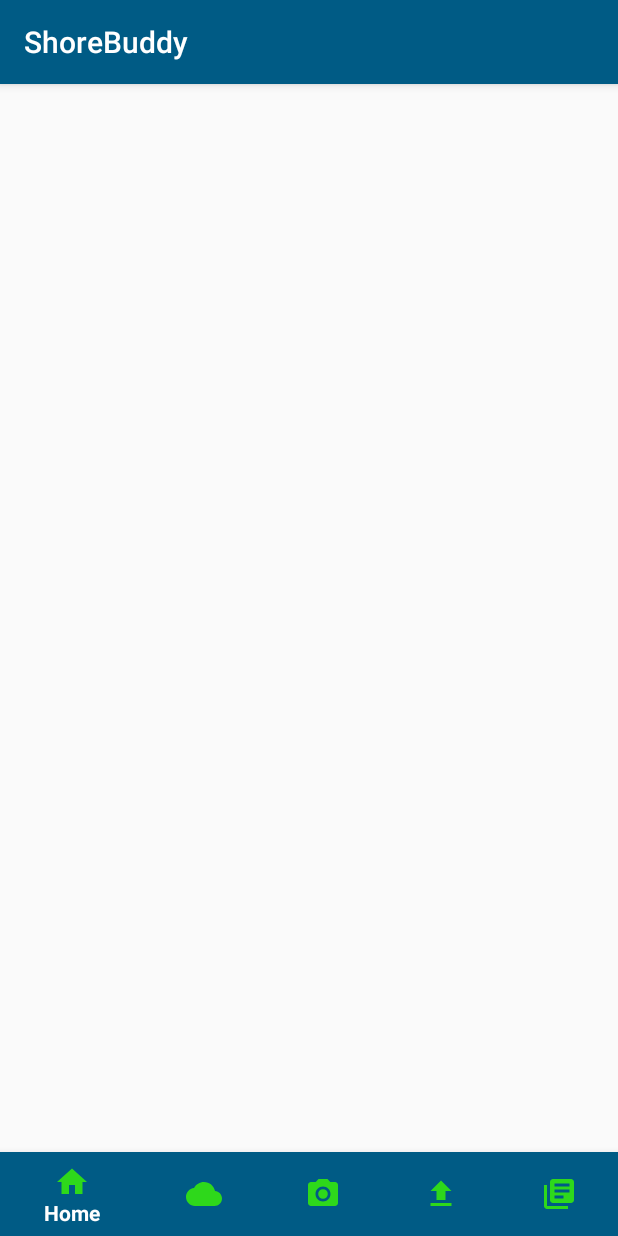
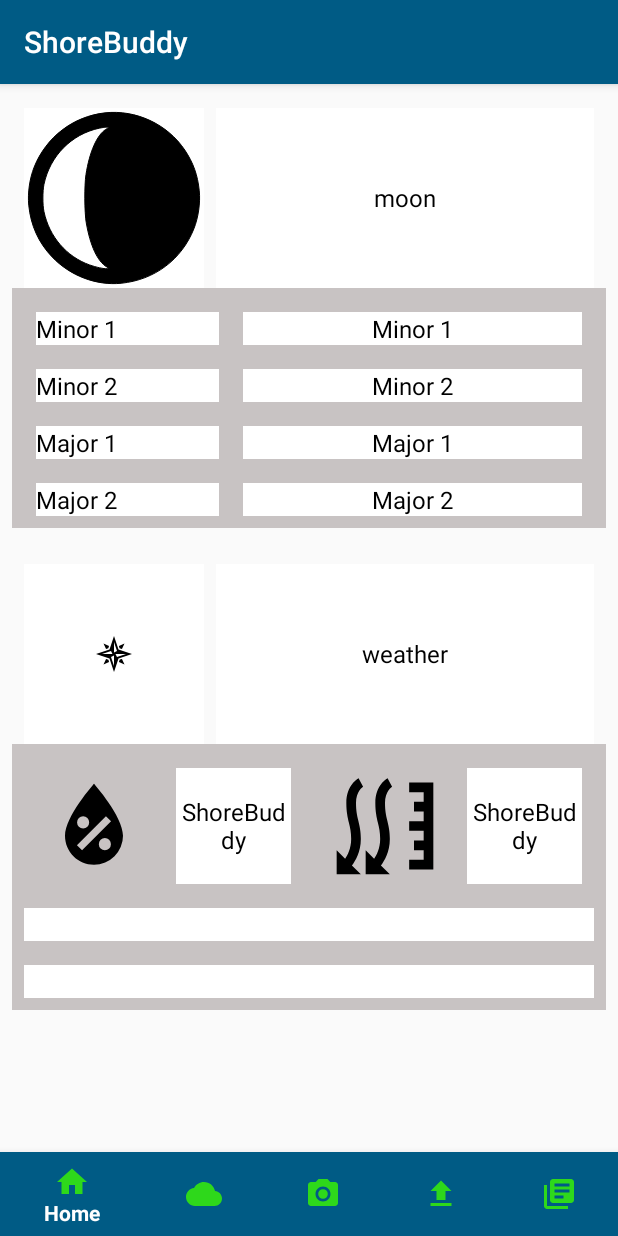
Before and after one commit to true-soria/ShoreBuddy, an Android app: the HomepageView screen opened through its navigation route, on a phone screen of 412 x 824 dp. Run offline under Robolectric (Android 15) with nearby library versions, the phone set to English and light mode, and no system bars; our stand-ins replace Room's generated code, Volley, navigation-ui.

Commit message:
Homepage fixed. Still needs data tho.

```diff
--- a/app/src/main/java/com/example/shorebuddy/adapters/HomepageAdapter.java
+++ b/app/src/main/java/com/example/shorebuddy/adapters/HomepageAdapter.java
@@ -14,7 +14,6 @@ import androidx.recyclerview.widget.RecyclerView;
 
 import com.example.shorebuddy.R;
 
-import java.lang.reflect.Array;
 import java.util.List;
 
 public class HomepageAdapter extends RecyclerView.Adapter<HomepageAdapter.HomeViewHolder> {
@@ -22,12 +21,14 @@ public class HomepageAdapter extends RecyclerView.Adapter<HomepageAdapter.HomeVi
         ImageButton icon;
         TextView title;
         ConstraintLayout widget;
+        ViewGroup parent;
 
         public HomeViewHolder(View itemView) {
             super(itemView);
             icon = itemView.findViewById(R.id.list_icon);
             title = itemView.findViewById(R.id.list_title);
             widget = itemView.findViewById(R.id.generic_widget);
+            parent = itemView.findViewById(R.id.module_layout);
         }
     }
 
@@ -54,7 +55,7 @@ public class HomepageAdapter extends RecyclerView.Adapter<HomepageAdapter.HomeVi
     public void onBindViewHolder(@NonNull HomeViewHolder holder, int position) {
         holder.icon.setImageDrawable(icons.get(position));
         holder.title.setText(titles.get(position));
-        holder.widget.addView(widgets.get(position));
+        holder.widget.addView(widgets.get(position), ViewGroup.LayoutParams.MATCH_PARENT, ViewGroup.LayoutParams.WRAP_CONTENT);
     }
 
     @Override
--- a/app/src/main/java/com/example/shorebuddy/views/homepage/HomepageView.java
+++ b/app/src/main/java/com/example/shorebuddy/views/homepage/HomepageView.java
@@ -53,7 +53,7 @@ public class HomepageView extends Fragment {
 
     private void initSolunarWidget(View rootView)
     {
-        SolunarWidget solunarWidget = rootView.findViewById(R.id.solunar_widget_layout);
+        SolunarWidget solunarWidget = new SolunarWidget(getContext());
         // TODO: add data somehow
         // solunarWidget.setData(Some solunar object);
         icons.add(solunarWidget.getIcon());
@@ -63,7 +63,7 @@ public class HomepageView extends Fragment {
 
     private void initWeatherWidget (View rootView)
     {
-        WeatherWidget weatherWidget = rootView.findViewById(R.id.weather_widget_layout);
+        WeatherWidget weatherWidget = new WeatherWidget(getContext());
         // weatherWidget.setData(Some weather object);
         icons.add(weatherWidget.getIcon());
         titles.add(weatherWidget.getTitle());
--- a/app/src/main/res/layout/homepage.xml
+++ b/app/src/main/res/layout/homepage.xml
@@ -3,6 +3,7 @@
     android:layout_width="match_parent"
     android:layout_height="match_parent"
     xmlns:tools="http://schemas.android.com/tools"
+    xmlns:app="http://schemas.android.com/apk/res-auto"
     tools:context=".views.homepage.HomepageView">
 
     <androidx.recyclerview.widget.RecyclerView
--- a/app/src/main/res/layout/homepage_module.xml
+++ b/app/src/main/res/layout/homepage_module.xml
@@ -26,14 +26,14 @@
         android:gravity="center"
         android:layout_margin="8dp"
         android:text="@string/app_name"
-        android:textColor="@color/colorPrimaryDark"
+        style="@style/widget_text"
         app:layout_constraintTop_toTopOf="parent"
         app:layout_constraintLeft_toRightOf="@id/list_icon"
         app:layout_constraintStart_toEndOf="@id/list_icon"
         app:layout_constraintEnd_toEndOf="parent"
         />
 
-    <com.example.shorebuddy.views.homepage.ModuleWidget
+    <androidx.constraintlayout.widget.ConstraintLayout
         android:layout_width="match_parent"
         android:layout_height="wrap_content"
         android:id="@+id/generic_widget"
@@ -42,7 +42,7 @@
         app:layout_constraintStart_toStartOf="parent"
         app:layout_constraintEnd_toEndOf="parent">
 
-    </com.example.shorebuddy.views.homepage.ModuleWidget>
+    </androidx.constraintlayout.widget.ConstraintLayout>
 
 
 </androidx.constraintlayout.widget.ConstraintLayout>
--- a/app/src/main/res/layout/solunar_widget.xml
+++ b/app/src/main/res/layout/solunar_widget.xml
@@ -6,7 +6,12 @@
     android:id="@+id/solunar_widget_layout"
     android:layout_width="match_parent"
     android:layout_height="wrap_content"
-    tools:context=".views.homepage.SolunarWidget">
+    tools:context=".views.homepage.SolunarWidget"
+    android:background="@color/colorBackgroundGray"
+    app:layout_constraintEnd_toEndOf="parent"
+    app:layout_constraintTop_toTopOf="parent"
+    app:layout_constraintStart_toStartOf="parent"
+    app:layout_constraintBottom_toBottomOf="parent">
 
     <com.example.shorebuddy.views.homepage.WidgetTextLine
         android:id="@+id/sol_property1"
--- a/app/src/main/res/layout/weather_widget.xml
+++ b/app/src/main/res/layout/weather_widget.xml
@@ -7,7 +7,8 @@
     android:layout_width="match_parent"
     android:layout_height="wrap_content"
     tools:context=".views.homepage.WeatherWidget"
-    tools:parentTag="androidx.constraintlayout.widget.ConstraintLayout">
+    tools:parentTag="androidx.constraintlayout.widget.ConstraintLayout"
+    android:background="@color/colorBackgroundGray">
 
     <androidx.constraintlayout.widget.ConstraintLayout
         android:id="@+id/top_properties"
```
